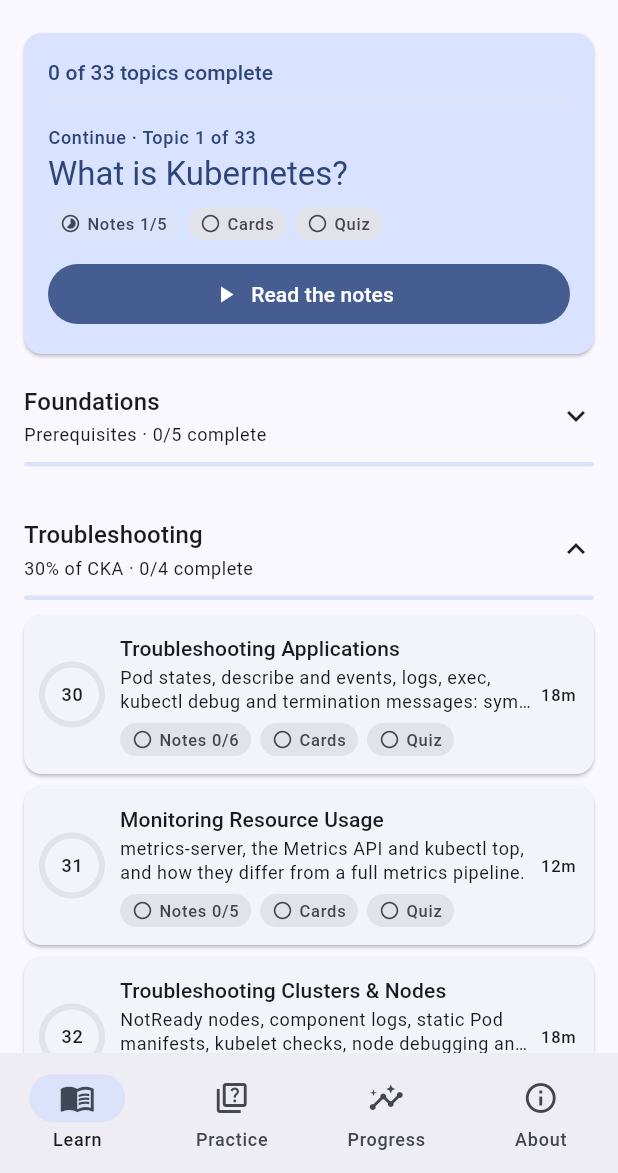
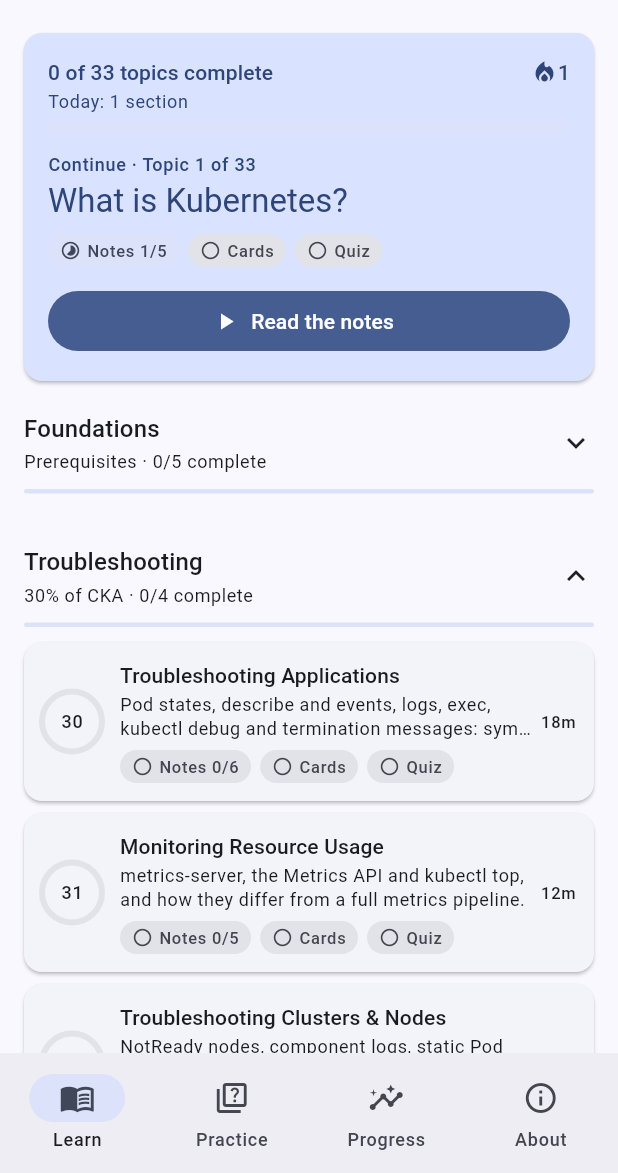
Before and after one commit to heemo521/k8-study, a Flutter app: the screen it shows after launch, after a tap on "Got it", after a tap on "Read the notes", after a tap on "Foundations", on a phone screen of 412 x 824 dp, the part 63-1236 px from its top. Run offline on Flutter 3.47's test engine with Material 3 defaults, Android fonts, the phone set to English and light mode, and no system bars; our stand-ins replace go_router, material_ui, shared_preferences.

Commit message:
Study streak and today's activity on the continue card
- Per-day activity log (sections read, cards reviewed, quizzes finished),
  last 60 days, included in backups and cleared by reset
- Continue card shows the streak and 'Today: …' once there's activity

Co-Authored-By: Claude Opus 5.5 <noreply@anthropic.com>
Claude-Session: https://claude.ai/code/session_0162YmyZA1n4PFA3AmPFRJNc

```diff
--- a/lib/progress/progress_store.dart
+++ b/lib/progress/progress_store.dart
@@ -28,6 +28,7 @@ abstract final class StorageKeys {
   static const settings = 'k8s.settings';
   static const answers = 'k8s.answers';
   static const recent = 'k8s.recent';
+  static const activity = 'k8s.activity';
 }
 
 /// Answer history for one question across quizzes, reviews and tests.
@@ -150,6 +151,9 @@ class ProgressStore extends ChangeNotifier implements AdCapStore {
   Map<String, AnswerStats> _answers = {};
   Map<String, String> _recent = {};
 
+  /// Per-day counts: {'yyyy-mm-dd': {'sections': n, 'cards': n, 'quizzes': n}}.
+  Map<String, Map<String, int>> _activity = {};
+
   // ---- loading -------------------------------------------------------------
 
   T _read<T>(String key, T fallback, T Function(dynamic json) parse) {
@@ -200,7 +204,16 @@ class ProgressStore extends ChangeNotifier implements AdCapStore {
       e.key: e.value as String,
   };
 
+  static Map<String, Map<String, int>> _parseActivity(dynamic j) => {
+    for (final e in (j as Map<String, dynamic>).entries)
+      e.key: {
+        for (final c in (e.value as Map<String, dynamic>).entries)
+          c.key: c.value as int,
+      },
+  };
+
   static final Map<String, Object Function(dynamic)> _parsers = {
+    StorageKeys.activity: _parseActivity,
     StorageKeys.notes: _parseNotes,
     StorageKeys.cards: _parseCards,
     StorageKeys.quiz: _parseQuiz,
@@ -230,6 +243,7 @@ class ProgressStore extends ChangeNotifier implements AdCapStore {
     _introDismissed = settings['introDismissed'] as bool? ?? false;
     _answers = _read(StorageKeys.answers, {}, _parseAnswers);
     _recent = _read(StorageKeys.recent, {}, _parseRecent);
+    _activity = _read(StorageKeys.activity, {}, _parseActivity);
   }
 
   /// Schema migrations. v1 is the first schema, so an unknown or missing
@@ -248,6 +262,7 @@ class ProgressStore extends ChangeNotifier implements AdCapStore {
   void markSectionRead(String topicId, String sectionId) {
     final set = _notes.putIfAbsent(topicId, () => {});
     if (!set.add(sectionId)) return;
+    _bump('sections');
     _write(StorageKeys.notes, {
       for (final e in _notes.entries) e.key: e.value.toList(),
     });
@@ -269,6 +284,7 @@ class ProgressStore extends ChangeNotifier implements AdCapStore {
   CardState? cardState(String cardId) => _cards[cardId];
 
   void setCardState(String cardId, CardState state) {
+    _bump('cards');
     _cards[cardId] = state;
     _write(StorageKeys.cards, {
       for (final e in _cards.entries) e.key: e.value.toJson(),
@@ -389,6 +405,7 @@ class ProgressStore extends ChangeNotifier implements AdCapStore {
 
   /// Records every question in a finished attempt (unanswered = wrong).
   void recordAnswers(QuizAttempt attempt) {
+    _bump('quizzes');
     final now = clock.now();
     for (final p in attempt.questions) {
       final id = p.question.id;
@@ -455,6 +472,43 @@ class ProgressStore extends ChangeNotifier implements AdCapStore {
     notifyListeners();
   }
 
+  // ---- daily activity ------------------------------------------------------
+
+  static const _activityDays = 60;
+
+  void _bump(String kind) {
+    final today = formatDate(clock.now());
+    final day = _activity.putIfAbsent(today, () => {});
+    day[kind] = (day[kind] ?? 0) + 1;
+    if (_activity.length > _activityDays) {
+      final keys = _activity.keys.toList()..sort();
+      for (final k in keys.take(_activity.length - _activityDays)) {
+        _activity.remove(k);
+      }
+    }
+    _write(StorageKeys.activity, _activity);
+  }
+
+  /// Counts for today (sections, cards, quizzes).
+  Map<String, int> get today => Map.unmodifiable(
+    _activity[formatDate(clock.now())] ?? const <String, int>{},
+  );
+
+  /// Consecutive days with any study activity, ending today — or yesterday,
+  /// so the streak isn't shown as broken before today's first session.
+  int get streak {
+    var day = dateOnly(clock.now());
+    if (!_activity.containsKey(formatDate(day))) {
+      day = day.subtract(const Duration(days: 1));
+    }
+    var n = 0;
+    while (_activity.containsKey(formatDate(day))) {
+      n++;
+      day = day.subtract(const Duration(days: 1));
+    }
+    return n;
+  }
+
   // ---- backup ----------------------------------------------------------------
 
   static const _backupKeys = [
@@ -464,6 +518,7 @@ class ProgressStore extends ChangeNotifier implements AdCapStore {
     StorageKeys.practice,
     StorageKeys.answers,
     StorageKeys.recent,
+    StorageKeys.activity,
     StorageKeys.settings,
   ];
 
@@ -531,11 +586,13 @@ class ProgressStore extends ChangeNotifier implements AdCapStore {
       StorageKeys.ads,
       StorageKeys.answers,
       StorageKeys.recent,
+      StorageKeys.activity,
     ]) {
       await _prefs.remove(key);
     }
     _answers = {};
     _recent = {};
+    _activity = {};
     _notes = {};
     _cards = {};
     _quiz = {};
--- a/lib/screens/topic_browser_screen.dart
+++ b/lib/screens/topic_browser_screen.dart
@@ -114,12 +114,51 @@ class _ContinueCard extends StatelessWidget {
         child: Column(
           crossAxisAlignment: CrossAxisAlignment.stretch,
           children: [
-            Text(
-              '$complete of $total topics complete',
-              style: textTheme.labelLarge?.copyWith(
-                color: scheme.onPrimaryContainer,
+            Row(
+              children: [
+                Expanded(
+                  child: Text(
+                    '$complete of $total topics complete',
+                    style: textTheme.labelLarge?.copyWith(
+                      color: scheme.onPrimaryContainer,
+                    ),
+                  ),
+                ),
+                if (progress.streak > 0)
+                  Semantics(
+                    label: '${progress.streak} day study streak',
+                    excludeSemantics: true,
+                    child: Row(
+                      key: const ValueKey('streak'),
+                      mainAxisSize: MainAxisSize.min,
+                      children: [
+                        Icon(
+                          Icons.local_fire_department,
+                          size: 18,
+                          color: scheme.onPrimaryContainer,
+                        ),
+                        Text(
+                          '${progress.streak}',
+                          style: textTheme.labelLarge?.copyWith(
+                            color: scheme.onPrimaryContainer,
+                          ),
+                        ),
+                      ],
+                    ),
+                  ),
+              ],
+            ),
+            if (_todaySummary(progress.today) case final today?)
+              Padding(
+                padding: const EdgeInsets.only(top: 2),
+                child: Text(
+                  today,
+                  key: const ValueKey('today-summary'),
+                  style: textTheme.bodySmall?.copyWith(
+                    color: scheme.onPrimaryContainer,
+                  ),
+                ),
               ),
-            ),
             const SizedBox(height: 6),
             LinearProgressIndicator(
               value: total == 0 ? 0 : complete / total,
@@ -423,3 +462,18 @@ class _IntroCard extends StatelessWidget {
     );
   }
 }
+
+/// "Today: 3 sections, 12 cards, 1 quiz", or null when nothing yet.
+String? _todaySummary(Map<String, int> today) {
+  String part(String key, String one, String many) {
+    final n = today[key] ?? 0;
+    return n == 0 ? '' : '$n ${n == 1 ? one : many}';
+  }
+
+  final parts = [
+    part('sections', 'section', 'sections'),
+    part('cards', 'card', 'cards'),
+    part('quizzes', 'quiz', 'quizzes'),
+  ].where((p) => p.isNotEmpty);
+  return parts.isEmpty ? null : 'Today: ${parts.join(', ')}';
+}
```
Also changed, not shown: 11 other files.
